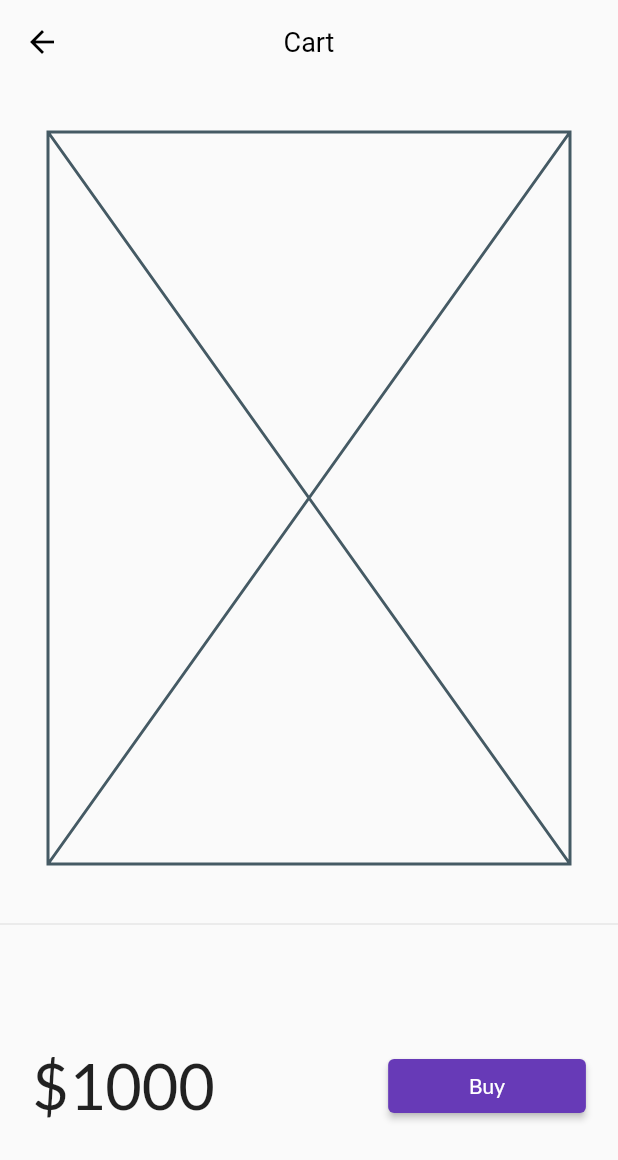
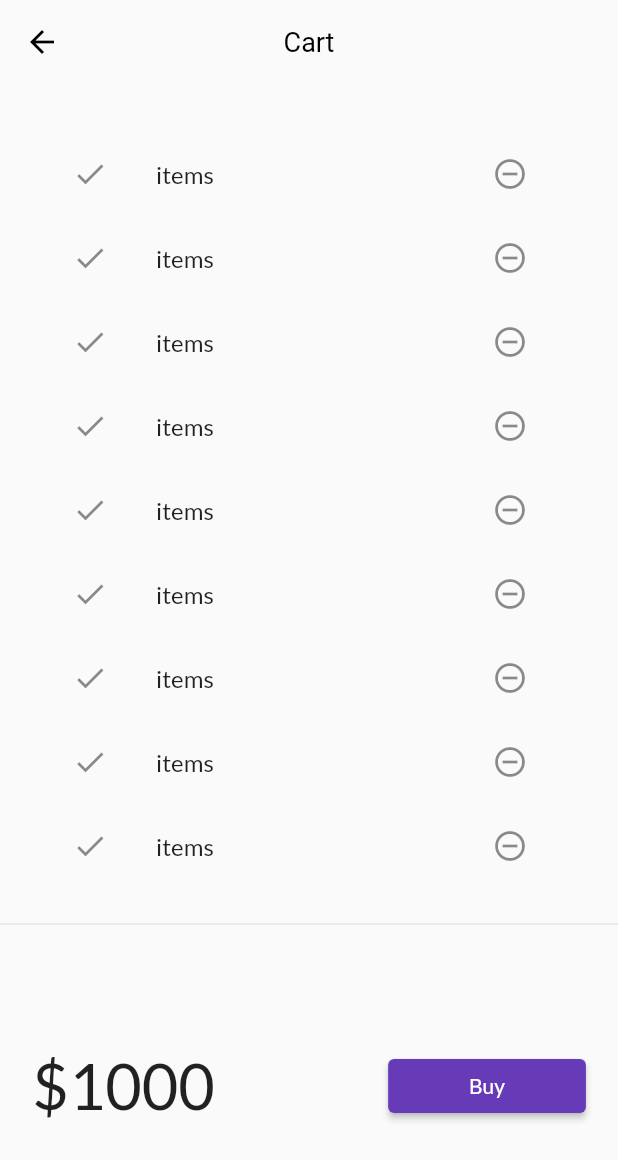
Before and after one commit to AyushSantri/E-Commerce_App, a Flutter app: the CartPage screen opened by its route, on a phone screen of 412 x 824 dp. Shown: the top 1160 px of the screen. Run offline on Flutter 3.47's test engine with Material 2 defaults, Android fonts, the phone set to English and light mode, and no system bars; our stand-ins replace google_fonts, velocity_x; network calls fail.

Commit message:
created cart list class

```diff
--- a/e-commerce/lib/pages/cart_page.dart
+++ b/e-commerce/lib/pages/cart_page.dart
@@ -15,7 +15,7 @@ class CartPage extends StatelessWidget {
       ),
       body: Column(
         children: [
-          Placeholder().p32().expand(),
+          _CartList().p32().expand(),
           const Divider(),
           const _CartTotal(),
         ],
@@ -45,3 +45,25 @@ class _CartTotal extends StatelessWidget {
     );
   }
 }
+
+class _CartList extends StatefulWidget {
+  const _CartList({Key? key}) : super(key: key);
+
+  @override
+  _CartListState createState() => _CartListState();
+}
+
+class _CartListState extends State<_CartList> {
+  @override
+  Widget build(BuildContext context) {
+    return ListView.builder(
+        itemBuilder: (context, index) => ListTile(
+              leading: const Icon(Icons.done),
+              trailing: IconButton(
+                icon: const Icon(Icons.remove_circle_outline),
+                onPressed: () {},
+              ),
+              title: "items".text.make(),
+            ));
+  }
+}
```
